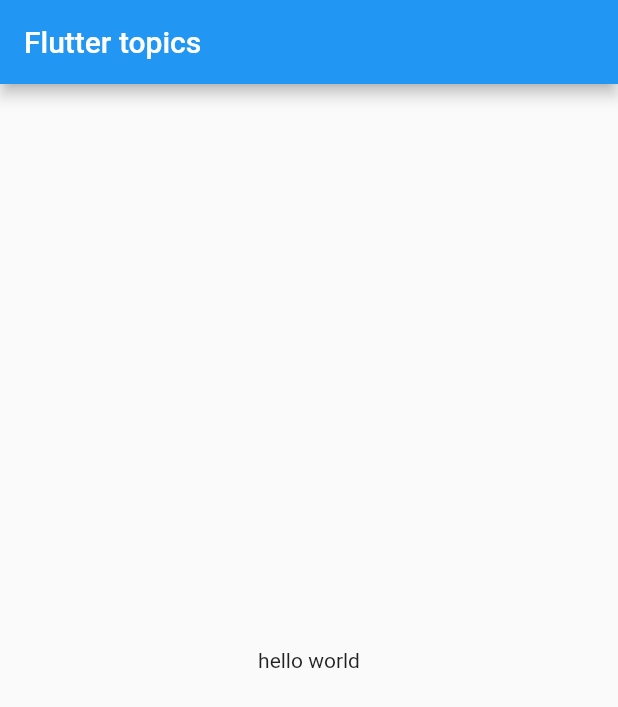
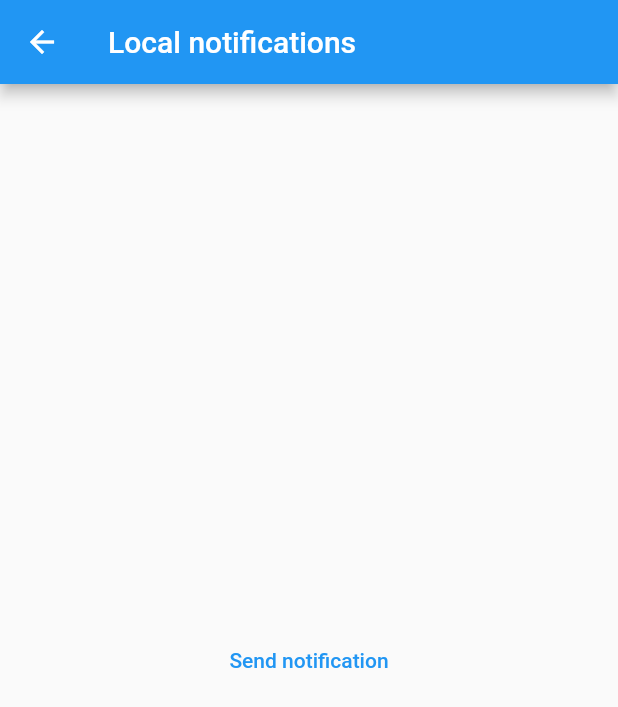
Before and after one commit to halim880/flutter, a Flutter app: the HomePage screen opened directly, on a phone screen of 412 x 824 dp. Shown: the top 707 px of the screen. Run offline on Flutter 3.47's test engine with Material 2 defaults, Android fonts, the phone set to English and light mode, and no system bars; our stand-ins replace awesome_notifications.

Commit message:
Notification implemented using Aesome notification

```diff
--- a/lib/views/pages/home_page.dart
+++ b/lib/views/pages/home_page.dart
@@ -1,4 +1,5 @@
 import 'package:flutter/material.dart';
+import 'package:flutter_topics/services/local_notification.dart';
 
 class HomePage extends StatefulWidget {
   const HomePage({ Key? key }) : super(key: key);
@@ -14,9 +15,12 @@
   Widget build(BuildContext context) {
     return Scaffold(
       appBar: AppBar(
-        title: const Text("Flutter topics"),
+        title: const Text("Local notifications"),
       ),
-      body:const Center(child: Text("hello world"),),
+      body: Center(
+        child: TextButton(
+          onPressed: () {},
+          child: const Text("Send notification")),),
     );
   }
 }
--- a/pubspec.yaml
+++ b/pubspec.yaml
@@ -34,6 +34,10 @@
   # The following adds the Cupertino Icons font to your application.
   # Use with the CupertinoIcons class for iOS style icons.
   cupertino_icons: ^1.0.2
+  rxdart: ^0.27.1
+  path_provider: ^2.0.2
+  awesome_notifications: ^0.0.6+10
+
 
 dev_dependencies:
   flutter_test:
```
Also changed, not shown: lib/main.dart (+28 -7 lines), lib/services/local_notification.dart (added, +33 -0 lines), pubspec.lock.
